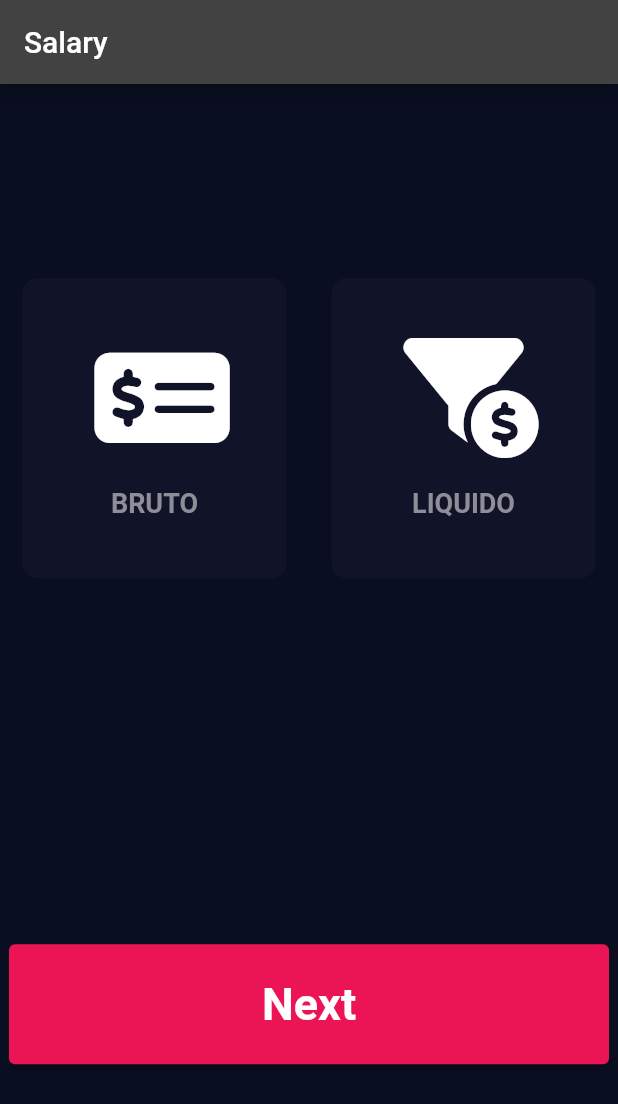
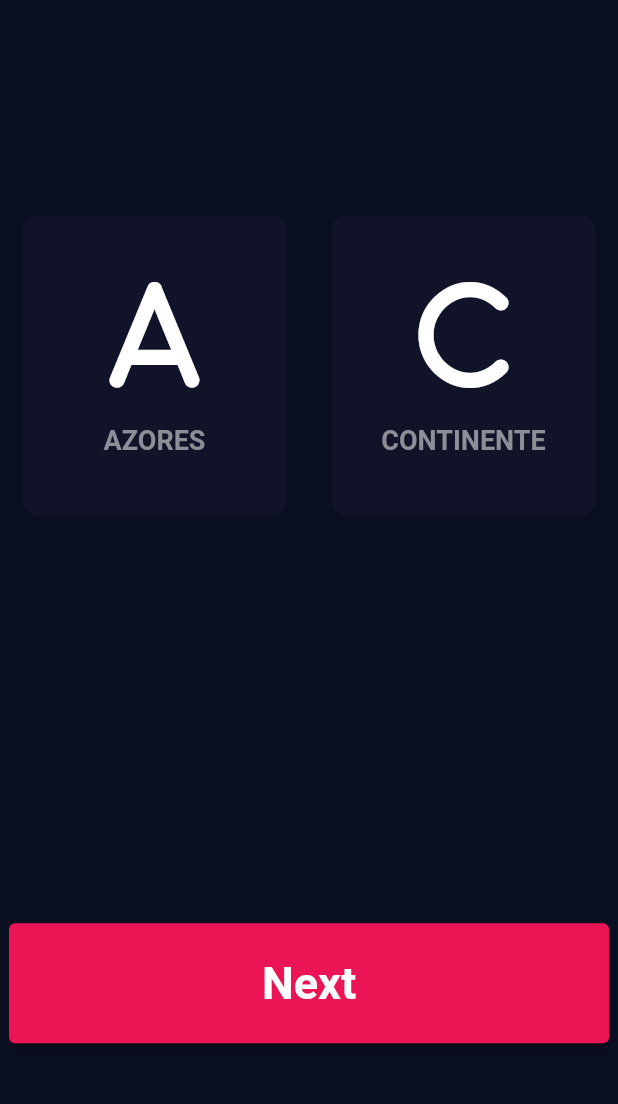
Before and after one commit to MiguelAzevedo2108/Salary, a Flutter app: the MyHomePage screen opened directly, after a tap on "Next", on a phone screen of 412 x 824 dp. Shown: the top 1104 px of the screen. Run offline on Flutter 3.47's test engine with Material 2 defaults, Android fonts, the phone set to English and light mode, and no system bars; our stand-ins replace font_awesome_flutter.

Commit message:
add slider to first page and second page completed

```diff
--- a/lib/pages/home_page/home_page.dart
+++ b/lib/pages/home_page/home_page.dart
@@ -1,8 +1,9 @@
 import 'package:flutter/material.dart';
 import 'package:font_awesome_flutter/font_awesome_flutter.dart';
+import 'package:salary/pages/second_page/second_page.dart';
 
-import 'card.dart';
-import 'card_content.dart';
+import '../../cards/card.dart';
+import '../../cards/card_content.dart';
 
 const bottomContainerHeight = 80.0;
 const bottomContainerColor = Color(0xFFEB1555);
@@ -15,9 +16,9 @@ enum Salary{
 }
 
 class MyHomePage extends StatefulWidget {
+  final String title;
+
   const MyHomePage({super.key, required this.title});
-
-  final String title;
 
   @override
   State<MyHomePage> createState() => _MyHomePageState();
@@ -26,6 +27,7 @@ class MyHomePage extends StatefulWidget {
 class _MyHomePageState extends State<MyHomePage> {
 
   Salary? salary;
+  double salaryValue = 800;
 
   @override
   Widget build(BuildContext context) {
@@ -66,11 +68,33 @@ class _MyHomePageState extends State<MyHomePage> {
                 ),
               ],
             ),
+          Slider(
+              value: salaryValue,
+              min: 500,
+              max: 6000,
+              divisions: 5500,
+              thumbColor: Colors.white,
+              activeColor: bottomContainerColor,
+              label: salaryValue.round().toString(),
+              onChanged: (double value){
+                setState(() {
+                  salaryValue = value;
+                });
+              }),
           SizedBox(
               width: 400,
               height: bottomContainerHeight,
               child: ElevatedButton(
-                onPressed: (){},
+                onPressed: (){
+                  Navigator.push(
+                      context,
+                      MaterialPageRoute(
+                          builder: (context) {
+                            return SecondPage();
+                          }
+                      ),
+                  );
+                },
                 style: const ButtonStyle(
                   backgroundColor: MaterialStatePropertyAll<Color>(bottomContainerColor),
                 ),
--- a/lib/pages/second_page/second_page.dart
+++ b/lib/pages/second_page/second_page.dart
@@ -0,0 +1,99 @@
+import 'package:flutter/material.dart';
+import 'package:font_awesome_flutter/font_awesome_flutter.dart';
+import 'package:salary/cards/card.dart';
+import 'package:salary/cards/card_content.dart';
+
+import '../home_page/home_page.dart';
+
+enum Fiscal{
+  AZORES,
+  CONTINENTE
+}
+
+class SecondPage extends StatefulWidget{
+  const SecondPage({super.key});
+
+  @override
+  State<StatefulWidget> createState() => _SecondPageState();
+}
+
+class _SecondPageState extends State<SecondPage> {
+
+  Fiscal? fiscal;
+
+  @override
+  Widget build(BuildContext context) {
+    return Scaffold(
+      body: Column(
+        mainAxisAlignment: MainAxisAlignment.spaceAround,
+        children: [
+          Row(
+            children: [
+              Expanded(
+                  child: HCard(
+                    onPress: () {
+                      setState(() {
+                        fiscal = Fiscal.AZORES;
+                      });
+                    },
+                    color: fiscal == Fiscal.AZORES
+                          ? selectedCardColor
+                          : standardCardColor,
+                    cardChild: CardContent(
+                      icon: FontAwesomeIcons.a,
+                      text: Fiscal.AZORES.name,
+                    ),
+                  ),
+              ),
+              Expanded(
+                child: HCard(
+                  onPress: () {
+                    setState(() {
+                      fiscal = Fiscal.CONTINENTE;
+                    });
+                  },
+                  color: fiscal == Fiscal.CONTINENTE
+                        ? selectedCardColor
+                        : standardCardColor,
+                  cardChild: CardContent(
+                    icon: FontAwesomeIcons.c,
+                    text: Fiscal.CONTINENTE.name,
+                  ),
+                ),
+              ),
+            ],
+          ),
+          SizedBox(
+            width: 400,
+            height: bottomContainerHeight,
+            child: ElevatedButton(
+              onPressed: () {
+                /*Navigator.push(
+                    context,
+                    MaterialPageRoute(
+                        builder: (context){
+                       return const MyHomePage(title: "Salary");
+                    },
+                  ),
+                );*/
+                Navigator.pop(context);
+              },
+              style: ButtonStyle(
+                backgroundColor: MaterialStatePropertyAll<Color>(bottomContainerColor),
+              ),
+              child: Text(
+                "Next",
+                style: TextStyle(
+                  fontSize: 30.0,
+                  fontWeight: FontWeight.bold,
+                  color: Colors.white,
+                ),
+              ),
+            ),
+          )
+        ],
+      ),
+    );
+  }
+
+}
```
Also changed, not shown: lib/cards/card.dart (renamed from lib/pages/home_page/card.dart), lib/cards/card_content.dart (renamed from lib/pages/home_page/card_content.dart).
